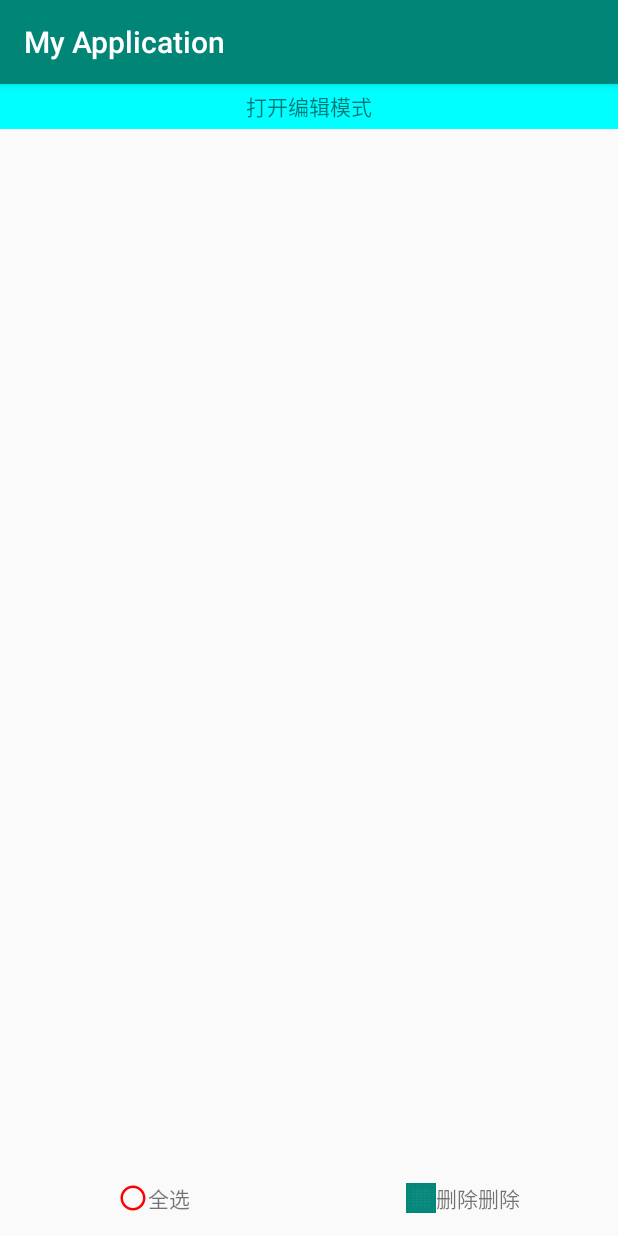
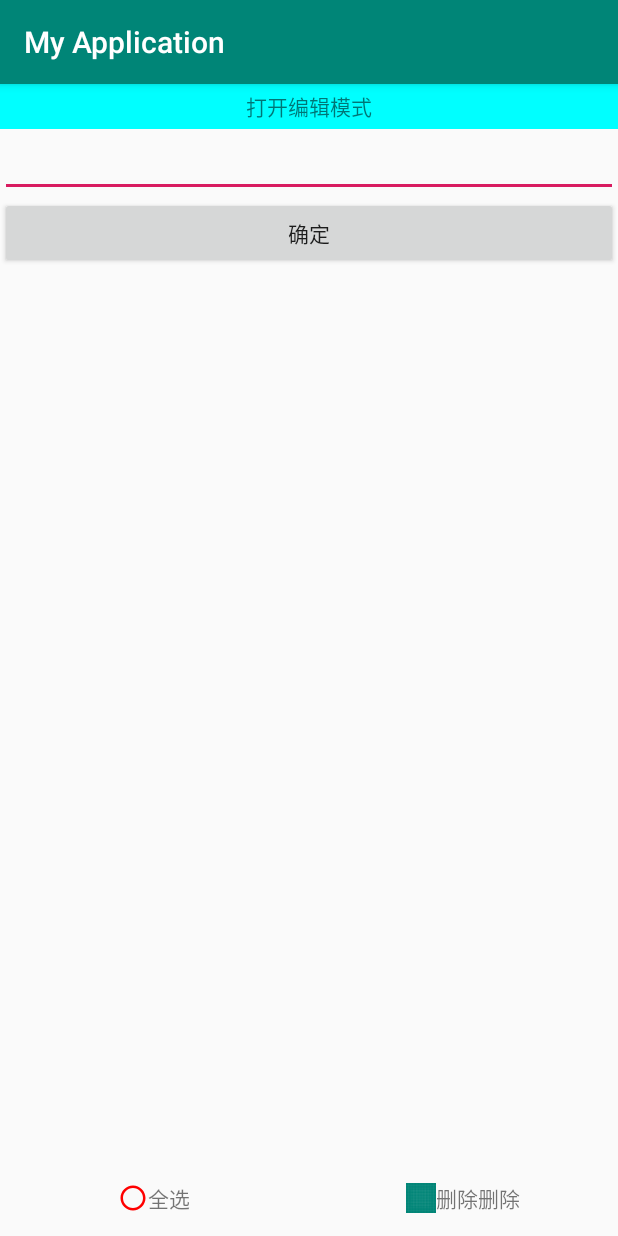
Before and after one commit to WinWang/customView, an Android app: the ItemDragLayoutActivity screen opened directly, with no data from a screen before it, on a phone screen of 412 x 824 dp. Run offline under Robolectric (Android 15) with nearby library versions, the light colour scheme and no system bars; libraries missing offline, so code that uses them is left out: com.chad.library, com.guanaj.easyswipemenulibrary; 8 statements that could not run were skipped.

Commit message:
【添加分组编辑列表】完善列表分组逻辑，添加动态分组参数支持

```diff
--- a/app/src/main/java/com/winwang/myapplication/activity/ItemDragLayoutActivity.kt
+++ b/app/src/main/java/com/winwang/myapplication/activity/ItemDragLayoutActivity.kt
@@ -4,6 +4,8 @@ import android.annotation.SuppressLint
 import android.os.Bundle
 import android.util.Log
 import android.view.View
+import android.widget.Button
+import android.widget.EditText
 import android.widget.ImageView
 import android.widget.LinearLayout
 import android.widget.TextView
@@ -16,6 +18,7 @@ import com.chad.library.adapter.base.BaseMultiItemQuickAdapter
 import com.chad.library.adapter.base.BaseQuickAdapter
 import com.chad.library.adapter.base.entity.MultiItemEntity
 import com.chad.library.adapter.base.viewholder.BaseViewHolder
+import com.guanaj.easyswipemenulibrary.EasySwipeMenuLayout
 import com.winwang.myapplication.R
 
 /**
@@ -31,6 +34,8 @@ class ItemDragLayoutActivity : AppCompatActivity() {
     var selectedAll: Boolean = false
 
     val dataList = mutableListOf<MultiBean>()
+
+    var expandCount = 3
 
     @SuppressLint("NotifyDataSetChanged", "SetTextI18n", "LongLogTag")
     override fun onCreate(savedInstanceState: Bundle?) {
@@ -88,20 +93,20 @@ class ItemDragLayoutActivity : AppCompatActivity() {
                         /********************************************/
                         //TODO 展开状态
                         if (item.expanded) {
-                            if (itemListSize == 3) {
-                                dataList.indexOfLast { it.code == item.code && item.itemType == NodeAdapter.FOOTER_TYPE }.takeIf { it > -1 }
+                            if (itemListSize == expandCount) {
+                                dataList.indexOfLast { it.code == item.code && it.itemType == NodeAdapter.FOOTER_TYPE }.takeIf { it > -1 }
                                     ?.run { adapter.removeAt(this) }
-                            } else if (itemListSize < 3) {
+                            } else if (itemListSize < expandCount) {
                                 //查找不到，是脚布局
                                 deleteHeadAndFooter(newItem, adapter, position, itemList, parentNodePosition)
                             }
                         } else {
                             //TODO 折叠状态
                             val minusPosition = position - parentNodePosition
-                            val deltaPosition = 3 - minusPosition
-                            if (itemListSize > 3) {
+                            val deltaPosition = expandCount - minusPosition
+                            if (itemListSize > expandCount) {
                                 adapter.addData(position + deltaPosition, itemList[minusPosition + deltaPosition - 1])
-                            } else if (itemListSize == 3) {
+                            } else if (itemListSize == expandCount) {
                                 adapter.addData(position + deltaPosition, itemList[minusPosition + deltaPosition - 1])
                                 dataList.indexOfLast { it.code == item.code && it.itemType == NodeAdapter.FOOTER_TYPE }.takeIf { it > -1 }
                                     ?.run { adapter.removeAt(this) }
@@ -184,7 +189,6 @@ class ItemDragLayoutActivity : AppCompatActivity() {
                 val value = it.value
                 value.removeAll { removeItem -> removeItem.selected }
             }
-            dataList.clear()
             flatMapData(tempLinkHashMap)
             switchSelectState(tempLinkHashMap)
             selectCount = 0
@@ -201,6 +205,9 @@ class ItemDragLayoutActivity : AppCompatActivity() {
             nodeAdapter.notifyDataSetChanged()
         }
 
+        /**
+         * 滚动监听
+         */
         recyclerView.addOnScrollListener(object : OnScrollListener() {
             override fun onScrollStateChanged(recyclerView: RecyclerView, newState: Int) {
                 if (newState == RecyclerView.SCROLL_STATE_IDLE) {
@@ -214,9 +221,39 @@ class ItemDragLayoutActivity : AppCompatActivity() {
             }
         })
 
+        /**
+         * 动态设置数据
+         */
+        val editText = findViewById<EditText>(R.id.editCount)
+        findViewById<Button>(R.id.button).setOnClickListener {
+            val count = editText.text.toString()
+            if (count.isNotEmpty()) {
+                expandCount = count.toInt()
+            }
+            tempLinkHashMap.clear()
+            for (index in 0 until 5) {
+                val tempList = mutableListOf<MultiBean>()
+                if (index == 0) {
+                    for (i in 0 until 2) {
+                        tempList.add(MultiBean("$index", "这是内容文件>>>>>>$i", 1))
+                    }
+                } else {
+                    for (i in 0 until 10) {
+                        tempList.add(MultiBean("$index", "这是内容文件>>>>>>$i", 1))
+                    }
+                }
+                tempLinkHashMap["$index"] = tempList
+            }
+            flatMapData(tempLinkHashMap)
+            nodeAdapter.setNewInstance(dataList)
+        }
+
 
     }
 
+    /**
+     * 查找RV的第一个后最后一个对象
+     */
     private fun findFirstAndLastPosition(recyclerView: RecyclerView) {
         (recyclerView.layoutManager as LinearLayoutManager).apply {
             val firstVisibleItemPosition = findFirstVisibleItemPosition()
@@ -255,7 +292,7 @@ class ItemDragLayoutActivity : AppCompatActivity() {
         adapter: BaseQuickAdapter<*, *>
     ) {
         itemList.forEach { it.expanded = false }
-        val subList = itemList.subList(3, itemList.size)
+        val subList = itemList.subList(expandCount, itemList.size)
         dataList.removeAll(subList)
         dataList.filter { it.code == item.code }.forEach { it.expanded = false }
         item.expanded = false
@@ -291,9 +328,11 @@ class ItemDragLayoutActivity : AppCompatActivity() {
         selectSwitch = !selectSwitch
         dataList.forEach {
             it.showSelect = selectSwitch
+            it.canSwipeLayout = !selectSwitch
             if (it.itemType == NodeAdapter.HEADER_TYPE) {
                 tempLinkHashMap[it.code]?.forEach { item ->
                     item.showSelect = selectSwitch
+                    item.canSwipeLayout = !selectSwitch
                 }
             }
         }
@@ -306,16 +345,17 @@ class ItemDragLayoutActivity : AppCompatActivity() {
     private fun flatMapData(
         tempLinkHashMap: LinkedHashMap<String, MutableList<MultiBean>>,
     ) {
+        dataList.clear()
         dataList.addAll(tempLinkHashMap.flatMap { (key, value) ->
             when {
-                value.size > 3 -> listOf(
-                    MultiBean(key, "我是头部", 0, expanded = false),
-                    *value.take(3).toTypedArray(),
-                    MultiBean(key, "我是脚布局", 2, expanded = false)
+                value.size > expandCount -> listOf(
+                    MultiBean(key, "我是头部", NodeAdapter.HEADER_TYPE, expanded = false),
+                    *value.take(expandCount).toTypedArray(),
+                    MultiBean(key, "我是脚布局", NodeAdapter.FOOTER_TYPE, expanded = false)
                 )
 
                 value.isNotEmpty() -> listOf(
-                    MultiBean(key, "我是头部", 0, expanded = true),
+                    MultiBean(key, "我是头部", NodeAdapter.HEADER_TYPE, expanded = true),
                     *value.toTypedArray()
                 )
 
@@ -345,14 +385,6 @@ class ItemDragLayoutActivity : AppCompatActivity() {
         }
     }
 
-    private fun convertValue(deltaPosition: Int): Int {
-        return when (deltaPosition) {
-            1 -> 2
-            2 -> 1
-            3 -> 0
-            else -> 0
-        }
-    }
 }
 
 data class MultiBean(
@@ -361,7 +393,8 @@ data class MultiBean(
     override var itemType: Int,
     var expanded: Boolean = false,
     var selected: Boolean = false,
-    var showSelect: Boolean = false
+    var showSelect: Boolean = false,
+    var canSwipeLayout: Boolean = true
 ) : MultiItemEntity
 
 
@@ -399,6 +432,8 @@ class NodeAdapter : BaseMultiItemQuickAdapter<MultiBean, BaseViewHolder>() {
                     R.id.iVSelect,
                     if (item.selected) R.drawable.baseline_radio_button_checked_24 else R.drawable.baseline_radio_button_unchecked_24
                 )
+                val easySwipeMenuLayout = holder.getView<EasySwipeMenuLayout>(R.id.swipeLayout)
+                easySwipeMenuLayout.isCanLeftSwipe = item.canSwipeLayout
             }
 
             FOOTER_TYPE -> {
--- a/app/src/main/res/layout/activity_item_drag_layout.xml
+++ b/app/src/main/res/layout/activity_item_drag_layout.xml
@@ -15,6 +15,18 @@
         android:background="#00ffff"
         android:gravity="center"
         android:text="打开编辑模式" />
+
+    <EditText
+        android:id="@+id/editCount"
+        android:layout_width="match_parent"
+        android:layout_height="wrap_content"
+        android:inputType="number"/>
+
+    <Button
+        android:id="@+id/button"
+        android:layout_width="match_parent"
+        android:layout_height="wrap_content"
+        android:text="确定" />
 
     <androidx.recyclerview.widget.RecyclerView
         android:id="@+id/rv"
--- a/app/src/main/res/layout/item_swipe_layout.xml
+++ b/app/src/main/res/layout/item_swipe_layout.xml
@@ -3,6 +3,7 @@
     xmlns:app="http://schemas.android.com/apk/res-auto"
     android:layout_width="match_parent"
     android:layout_height="50dp"
+    android:id="@+id/swipeLayout"
     app:contentView="@id/contentLayout"
     app:rightMenuView="@id/delete">
 
```
